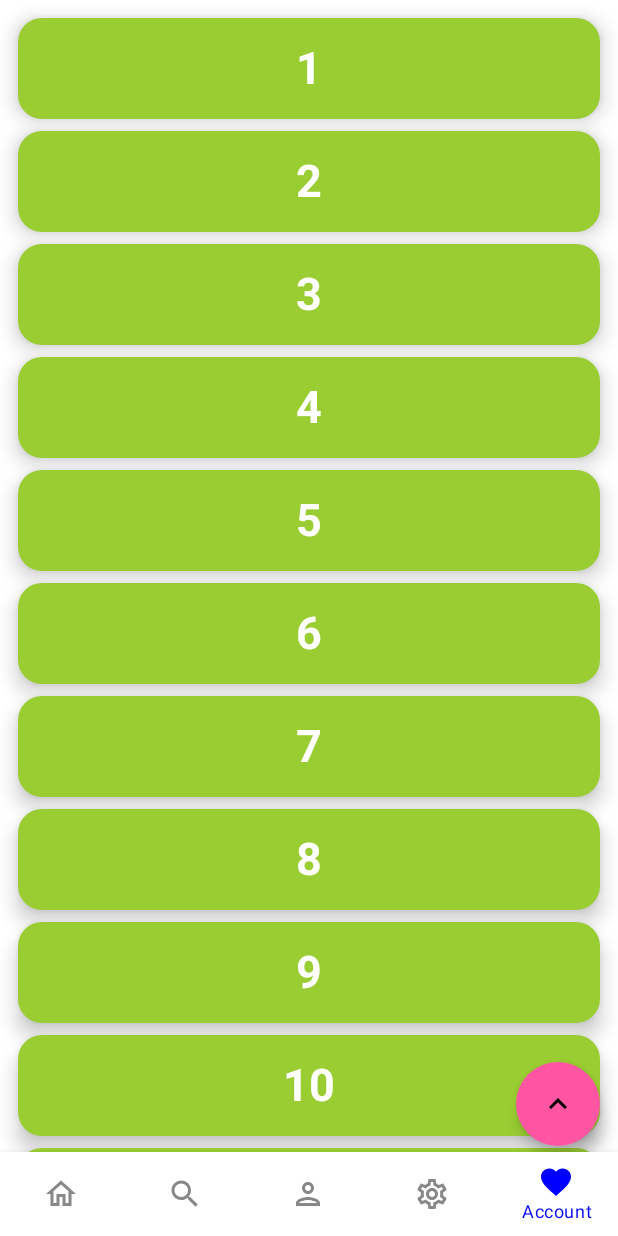
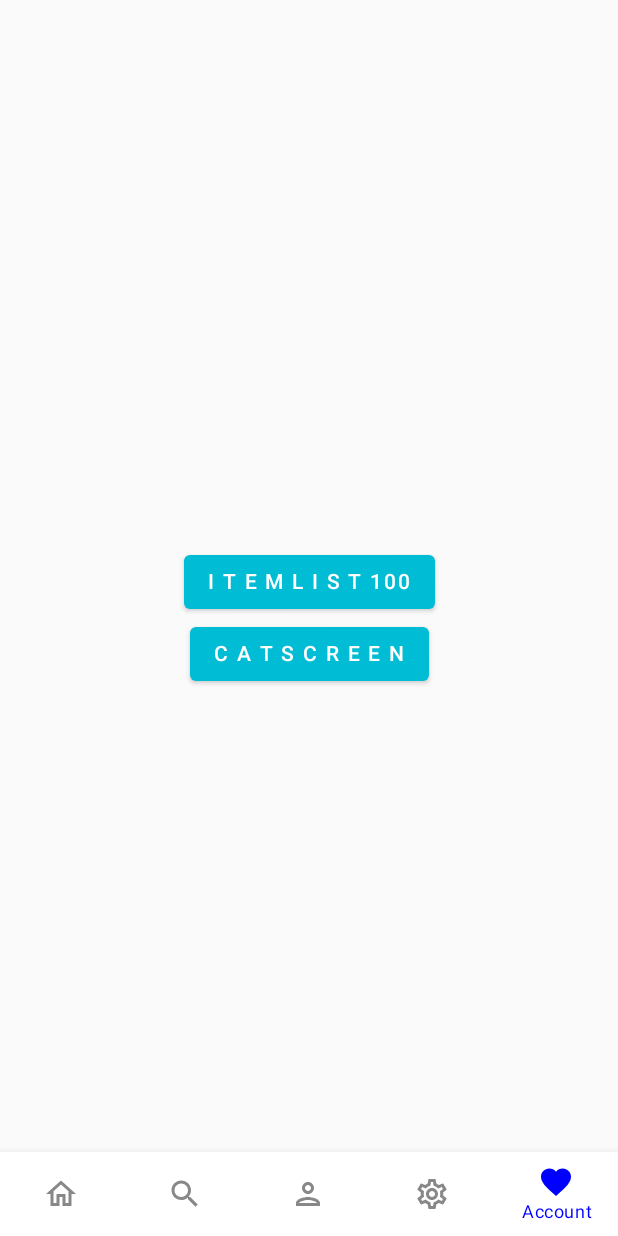
Before and after one commit to sumitkahar992/TweekAssignApp, an Android app built with Jetpack Compose: the screen it shows after launch (MainActivity), item 5 of the bottom bar chosen, on a phone screen of 412 x 824 dp. Run offline under Robolectric (Android 15) with nearby library versions, the phone set to English and light mode, and no system bars; our stand-ins replace Dagger/Hilt's generated code.

Commit message:
CatScreen  Added !!

```diff
--- a/app/src/main/java/com/example/tweekassignapp/app/theme/Color.kt
+++ b/app/src/main/java/com/example/tweekassignapp/app/theme/Color.kt
@@ -2,9 +2,9 @@ package com.example.tweekassignapp.app.theme
 
 import androidx.compose.ui.graphics.Color
 
-val Purple200 = Color(0xFFBB86FC)
+val Purple200 = Color(0xFF03A9F4)
 val Purple500 = Color(0xFF6200EE)
 val Purple700 = Color(0xFF3700B3)
 val Teal200 = Color(0xFF03DAC5)
 
-val Primary = Color(0xFF181818)
+val Primary = Color(0xFF00BCD4)
--- a/app/src/main/java/com/example/tweekassignapp/app/theme/Theme.kt
+++ b/app/src/main/java/com/example/tweekassignapp/app/theme/Theme.kt
@@ -8,7 +8,7 @@ import androidx.compose.runtime.Composable
 import androidx.compose.ui.graphics.Color
 
 private val DarkColorPalette = darkColors(
-    primary = Purple200,
+    primary = Primary,
     primaryVariant = Purple700,
     secondary = Teal200
 )
--- a/app/src/main/java/com/example/tweekassignapp/ui/AccountScreen.kt
+++ b/app/src/main/java/com/example/tweekassignapp/ui/AccountScreen.kt
@@ -6,10 +6,7 @@ import androidx.compose.foundation.lazy.LazyColumn
 import androidx.compose.foundation.lazy.items
 import androidx.compose.foundation.lazy.rememberLazyListState
 import androidx.compose.foundation.shape.RoundedCornerShape
-import androidx.compose.material.Card
-import androidx.compose.material.FloatingActionButton
-import androidx.compose.material.Icon
-import androidx.compose.material.Text
+import androidx.compose.material.*
 import androidx.compose.material.icons.Icons
 import androidx.compose.material.icons.outlined.KeyboardArrowDown
 import androidx.compose.material.icons.outlined.KeyboardArrowUp
@@ -25,17 +22,46 @@ import androidx.compose.ui.text.style.TextAlign
 import androidx.compose.ui.tooling.preview.Preview
 import androidx.compose.ui.unit.dp
 import androidx.compose.ui.unit.sp
+import androidx.navigation.NavController
+import androidx.navigation.compose.rememberNavController
 import kotlinx.coroutines.launch
 
 @Composable
-fun AccountScreen() {
-    val list = (1..100).map { it.toString() }
-    val listState = rememberLazyListState()
-    val coroutineScope = rememberCoroutineScope()
+fun AccountScreen(navController : NavController) {
 
+
+    Column(
+        modifier = Modifier.fillMaxSize(),
+        verticalArrangement = Arrangement.Center,
+        horizontalAlignment = Alignment.CenterHorizontally
+    ) {
+
+        Button(onClick = { navController.navigate(Screen.List100.route) }) {
+            Text(text = "I T E M L I S T 100")
+        }
+
+        Button(onClick = { navController.navigate(Screen.Cat.route) }) {
+            Text(text = "C A T S C R E E N")
+        }
+
+
+    }
+
+}
+
+
+@Composable
+fun ItemsList100() {
     Box(
         modifier = Modifier.fillMaxSize()
     ) {
+
+        val list = (1..100).map { it.toString() }
+        val listState = rememberLazyListState()
+        val coroutineScope = rememberCoroutineScope()
+
+
+
         LazyColumn(
             state = listState,
             modifier = Modifier
--- a/app/src/main/java/com/example/tweekassignapp/ui/HomeScreen.kt
+++ b/app/src/main/java/com/example/tweekassignapp/ui/HomeScreen.kt
@@ -5,8 +5,6 @@ import androidx.compose.animation.slideInVertically
 import androidx.compose.animation.slideOutVertically
 import androidx.compose.foundation.BorderStroke
 import androidx.compose.foundation.Image
-import androidx.compose.foundation.background
-import androidx.compose.foundation.clickable
 import androidx.compose.foundation.layout.*
 import androidx.compose.foundation.lazy.LazyColumn
 import androidx.compose.foundation.lazy.items
@@ -15,8 +13,6 @@ import androidx.compose.foundation.shape.CircleShape
 import androidx.compose.foundation.shape.RoundedCornerShape
 import androidx.compose.material.*
 import androidx.compose.material.icons.Icons
-import androidx.compose.material.icons.outlined.KeyboardArrowDown
-import androidx.compose.material.icons.outlined.KeyboardArrowUp
 import androidx.compose.material.icons.outlined.Refresh
 import androidx.compose.material.icons.rounded.ArrowBack
 import androidx.compose.runtime.*
@@ -27,7 +23,6 @@ import androidx.compose.ui.graphics.Color
 import androidx.compose.ui.layout.ContentScale
 import androidx.compose.ui.res.painterResource
 import androidx.compose.ui.text.font.FontFamily
-import androidx.compose.ui.text.font.FontWeight
 import androidx.compose.ui.text.style.TextAlign
 import androidx.compose.ui.tooling.preview.Preview
 import androidx.compose.ui.unit.dp
--- a/app/src/main/java/com/example/tweekassignapp/ui/MyKitScreen.kt
+++ b/app/src/main/java/com/example/tweekassignapp/ui/MyKitScreen.kt
@@ -5,6 +5,7 @@ import androidx.compose.foundation.Image
 import androidx.compose.foundation.layout.*
 import androidx.compose.foundation.lazy.grid.rememberLazyGridState
 import androidx.compose.foundation.shape.CircleShape
+import androidx.compose.material.Button
 import androidx.compose.material.Icon
 import androidx.compose.material.IconButton
 import androidx.compose.material.Text
@@ -19,6 +20,7 @@ import androidx.compose.ui.res.painterResource
 import androidx.compose.ui.text.font.FontWeight
 import androidx.compose.ui.unit.dp
 import androidx.compose.ui.unit.sp
+import androidx.navigation.compose.rememberNavController
 import com.example.tweekassignapp.R
 import com.example.tweekassignapp.tools.DataProvider
 import com.example.tweekassignapp.tools.Ext.color
@@ -27,6 +29,7 @@ import com.example.tweekassignapp.tools.Ext.round
 @Composable
 fun MyKitScreen() {
 
+    val navController = rememberNavController()
     val person = remember {
         DataProvider.tweetList
     }
@@ -67,6 +70,7 @@ fun MyKitScreen() {
                     IconBtn(resIcon = R.drawable.ic_search)
                 }
             )
+
 
 
         }
--- a/app/src/main/java/com/example/tweekassignapp/ui/NavGraph.kt
+++ b/app/src/main/java/com/example/tweekassignapp/ui/NavGraph.kt
@@ -5,6 +5,7 @@ import androidx.compose.runtime.Composable
 import androidx.navigation.NavHostController
 import androidx.navigation.compose.NavHost
 import androidx.navigation.compose.composable
+import com.example.tweekassignapp.cat.CatScreen
 
 @Composable
 fun NavGraph(
@@ -29,7 +30,18 @@ fun NavGraph(
              NewsScreen()
         }
          composable(route = Screen.Account.route) {
-             AccountScreen()
+             AccountScreen(navController)
+        }
+
+
+
+
+        composable(route = Screen.List100.route) {
+            ItemsList100()
+        }
+
+        composable(route = Screen.Cat.route) {
+            CatScreen()
         }
 
     }
--- a/app/src/main/java/com/example/tweekassignapp/ui/NewsScreen.kt
+++ b/app/src/main/java/com/example/tweekassignapp/ui/NewsScreen.kt
@@ -18,6 +18,7 @@ import androidx.compose.ui.res.stringResource
 import androidx.compose.ui.tooling.preview.Preview
 import androidx.compose.ui.unit.dp
 import com.example.tweekassignapp.R
+import com.example.tweekassignapp.cat.CatScreen
 import com.example.tweekassignapp.tools.DataProvider
 
 
@@ -42,6 +43,7 @@ fun NewsScreen() {
         GroceryList(groceriesState)
 
         EmployeeDetails()
+
     }
 
 
--- a/app/src/main/java/com/example/tweekassignapp/ui/Screen.kt
+++ b/app/src/main/java/com/example/tweekassignapp/ui/Screen.kt
@@ -6,5 +6,8 @@ sealed class Screen(val route: String){
     object MyKits : Screen("my kits_screen")
     object Home : Screen("home_screen")
     object Leaderboard : Screen("leaderboard_screen")
-    object Account : Screen("AccountScreen")
+    object Account : Screen("account_screen")
+
+    object List100: Screen("list_100")
+    object Cat : Screen("cat_screen")
 }
```
